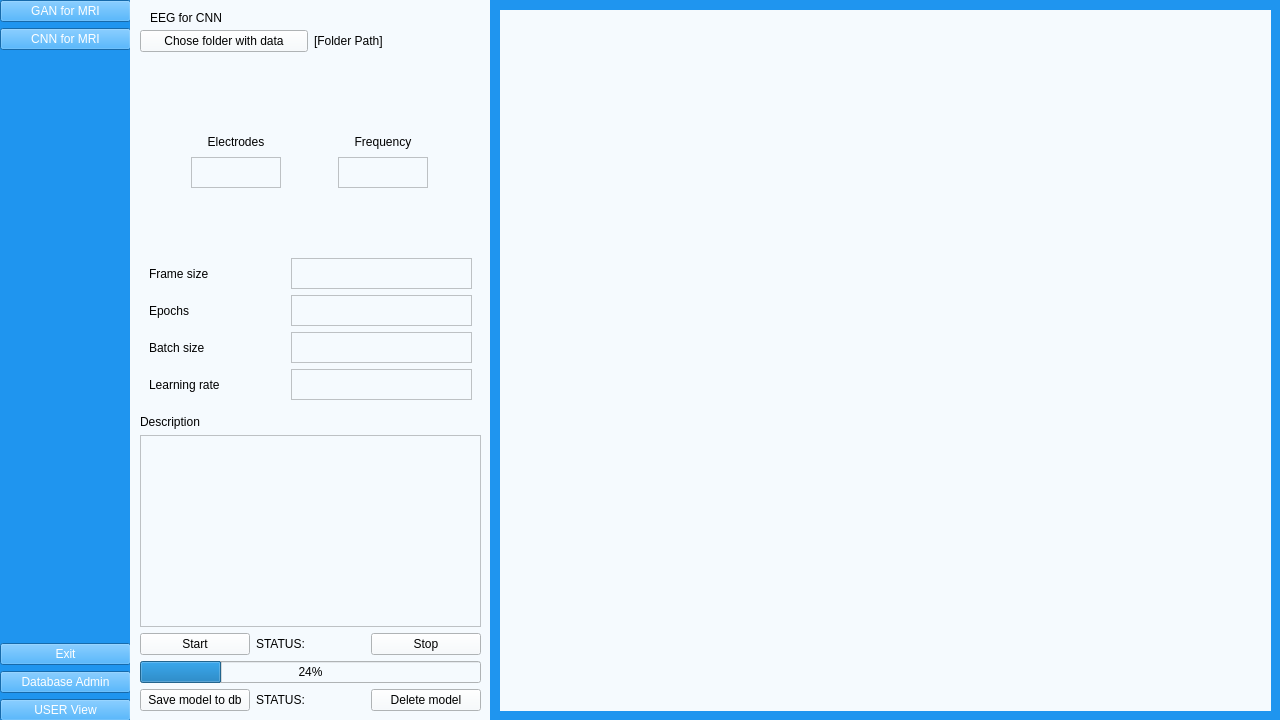
Qt form UI/aUI_projekt_EEG.ui (matimusial/ADHDPredictorApp) before a commit.
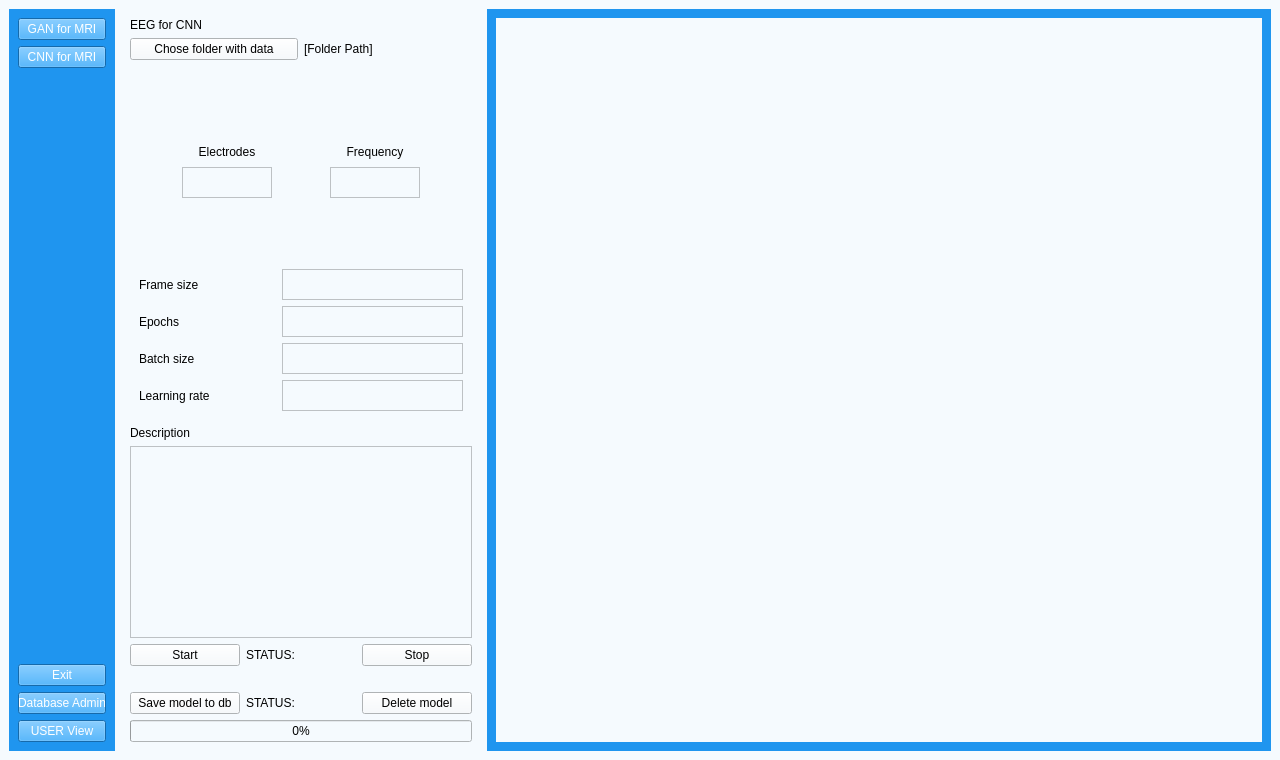
The same form after that commit. Icons and pictures are not drawn.

Commit message: adminview_responsywnosc

Diff of the .ui file:
```diff
--- a/UI/aUI_projekt_EEG.ui
+++ b/UI/aUI_projekt_EEG.ui
@@ -7,9 +7,15 @@
     <x>0</x>
     <y>0</y>
     <width>1280</width>
-    <height>720</height>
+    <height>760</height>
    </rect>
   </property>
+  <property name="sizePolicy">
+   <sizepolicy hsizetype="MinimumExpanding" vsizetype="MinimumExpanding">
+    <horstretch>0</horstretch>
+    <verstretch>0</verstretch>
+   </sizepolicy>
+  </property>
   <property name="windowTitle">
    <string>MainWindow</string>
   </property>
@@ -17,14 +23,34 @@
    <string notr="true">background-color: rgb(245, 250, 254);</string>
   </property>
   <widget class="QWidget" name="centralwidget">
+   <property name="sizePolicy">
+    <sizepolicy hsizetype="Preferred" vsizetype="Preferred">
+     <horstretch>0</horstretch>
+     <verstretch>0</verstretch>
+    </sizepolicy>
+   </property>
+   <layout class="QHBoxLayout" name="horizontalLayout_10">
+    <item>
+     <layout class="QHBoxLayout" name="horizontalLayout_9">
+      <item>
    <widget class="QWidget" name="buttons_widget" native="true">
-    <property name="geometry">
-     <rect>
-      <x>0</x>
-      <y>0</y>
-      <width>131</width>
-      <height>721</height>
-     </rect>
+        <property name="sizePolicy">
+         <sizepolicy hsizetype="Minimum" vsizetype="Minimum">
+          <horstretch>0</horstretch>
+          <verstretch>0</verstretch>
+         </sizepolicy>
+        </property>
+        <property name="minimumSize">
+         <size>
+          <width>106</width>
+          <height>720</height>
+         </size>
+        </property>
+        <property name="maximumSize">
+         <size>
+          <width>106</width>
+          <height>16777215</height>
+         </size>
     </property>
     <property name="styleSheet">
      <string notr="true">QWidget{
@@ -108,61 +134,32 @@
      </item>
     </layout>
    </widget>
+      </item>
+      <item>
+       <layout class="QHBoxLayout" name="horizontalLayout_8">
+        <item>
    <widget class="QWidget" name="main_widget" native="true">
-    <property name="geometry">
-     <rect>
-      <x>130</x>
-      <y>0</y>
-      <width>1181</width>
-      <height>721</height>
-     </rect>
-    </property>
-    <widget class="QWidget" name="widget" native="true">
-     <property name="geometry">
-      <rect>
-       <x>360</x>
-       <y>0</y>
-       <width>821</width>
-       <height>721</height>
-      </rect>
-     </property>
-     <property name="styleSheet">
-      <string notr="true">QWidget{
-	background-color: rgb(31, 149, 239);
-}</string>
-     </property>
-     <widget class="QLabel" name="plotLabel_CNN">
-      <property name="geometry">
-       <rect>
-        <x>10</x>
-        <y>10</y>
-        <width>771</width>
-        <height>701</height>
-       </rect>
-      </property>
-      <property name="styleSheet">
-       <string notr="true">background-color: rgb(245, 250, 254);</string>
-      </property>
-      <property name="text">
-       <string/>
-      </property>
-      <property name="pixmap">
-       <pixmap>icons/icon_loop.png</pixmap>
-      </property>
-      <property name="alignment">
-       <set>Qt::AlignCenter</set>
-      </property>
-     </widget>
-    </widget>
+          <property name="sizePolicy">
+           <sizepolicy hsizetype="MinimumExpanding" vsizetype="MinimumExpanding">
+            <horstretch>0</horstretch>
+            <verstretch>0</verstretch>
+           </sizepolicy>
+          </property>
+          <property name="minimumSize">
+           <size>
+            <width>360</width>
+            <height>720</height>
+           </size>
+          </property>
+          <property name="maximumSize">
+           <size>
+            <width>360</width>
+            <height>16777215</height>
+           </size>
+          </property>
+          <layout class="QGridLayout" name="gridLayout_3">
+           <item row="0" column="0">
     <widget class="QLabel" name="window_name">
-     <property name="geometry">
-      <rect>
-       <x>20</x>
-       <y>10</y>
-       <width>271</width>
-       <height>16</height>
-      </rect>
-     </property>
      <property name="text">
       <string>EEG for CNN</string>
      </property>
@@ -170,31 +167,8 @@
       <bool>false</bool>
      </property>
     </widget>
-    <widget class="QLabel" name="more_info_dump">
-     <property name="geometry">
-      <rect>
-       <x>20</x>
-       <y>590</y>
-       <width>321</width>
-       <height>71</height>
-      </rect>
-     </property>
-     <property name="text">
-      <string/>
-     </property>
-     <property name="alignment">
-      <set>Qt::AlignLeading|Qt::AlignLeft|Qt::AlignTop</set>
-     </property>
-    </widget>
-    <widget class="QWidget" name="">
-     <property name="geometry">
-      <rect>
-       <x>10</x>
-       <y>30</y>
-       <width>341</width>
-       <height>681</height>
-      </rect>
-     </property>
+           </item>
+           <item row="1" column="0">
      <layout class="QVBoxLayout" name="verticalLayout_7">
       <item>
        <layout class="QHBoxLayout" name="horizontalLayout_7">
@@ -462,9 +436,12 @@
              </layout>
             </item>
             <item>
-             <widget class="QProgressBar" name="progressBar">
-              <property name="value">
-               <number>24</number>
+                    <widget class="QLabel" name="more_info_dump">
+                     <property name="text">
+                      <string/>
+                     </property>
+                     <property name="alignment">
+                      <set>Qt::AlignLeading|Qt::AlignLeft|Qt::AlignTop</set>
               </property>
              </widget>
             </item>
@@ -495,13 +472,72 @@
             </item>
            </layout>
           </item>
+                 <item>
+                  <widget class="QProgressBar" name="progressBar">
+                   <property name="value">
+                    <number>0</number>
+                   </property>
+                  </widget>
+                 </item>
          </layout>
         </item>
        </layout>
       </item>
      </layout>
-    </widget>
-   </widget>
+           </item>
+          </layout>
+         </widget>
+        </item>
+        <item>
+         <widget class="QWidget" name="widget" native="true">
+          <property name="sizePolicy">
+           <sizepolicy hsizetype="MinimumExpanding" vsizetype="MinimumExpanding">
+            <horstretch>0</horstretch>
+            <verstretch>0</verstretch>
+           </sizepolicy>
+          </property>
+          <property name="minimumSize">
+           <size>
+            <width>640</width>
+            <height>640</height>
+           </size>
+          </property>
+          <property name="styleSheet">
+           <string notr="true">QWidget{
+	background-color: rgb(31, 149, 239);
+}</string>
+          </property>
+          <layout class="QGridLayout" name="gridLayout_2">
+           <item row="0" column="0">
+            <widget class="QLabel" name="plotLabel_CNN">
+             <property name="minimumSize">
+              <size>
+               <width>120</width>
+               <height>0</height>
+              </size>
+             </property>
+             <property name="styleSheet">
+              <string notr="true">background-color: rgb(245, 250, 254);</string>
+             </property>
+             <property name="text">
+              <string/>
+             </property>
+             <property name="pixmap">
+              <pixmap>icons/icon_loop.png</pixmap>
+             </property>
+             <property name="alignment">
+              <set>Qt::AlignCenter</set>
+             </property>
+            </widget>
+           </item>
+          </layout>
+         </widget>
+        </item>
+       </layout>
+      </item>
+     </layout>
+    </item>
+   </layout>
   </widget>
  </widget>
  <resources/>
```
Lines whose indentation alone changed are shown as unchanged. The commit also changes 2 other files.
